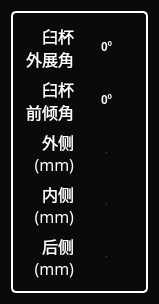
This is Apps/THA/view/CupParameterGadget.ui in wuzhuobin/MITK-Project as Qt 5 draws it before an edit. The edited form follows.
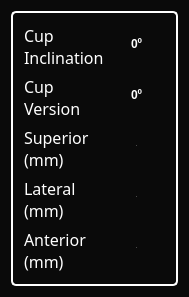
This is the edited form.

What changed in the file:
```diff
--- a/Apps/THA/view/CupParameterGadget.ui
+++ b/Apps/THA/view/CupParameterGadget.ui
@@ -6,7 +6,7 @@
    <rect>
     <x>0</x>
     <y>0</y>
-    <width>151</width>
+    <width>185</width>
     <height>264</height>
    </rect>
   </property>
@@ -50,21 +50,9 @@
      <property name="frameShadow">
       <enum>QFrame::Raised</enum>
      </property>
-     <layout class="QGridLayout" name="gridLayout">
-      <item row="6" column="0">
-       <widget class="QLabel" name="label_Medial">
-        <property name="minimumSize">
-         <size>
-          <width>50</width>
-          <height>0</height>
-         </size>
-        </property>
-        <property name="maximumSize">
-         <size>
-          <width>50</width>
-          <height>16777215</height>
-         </size>
-        </property>
+     <layout class="QFormLayout" name="formLayout">
+      <item row="0" column="0">
+       <widget class="QLabel" name="label_CupInclination">
         <property name="font">
          <font>
           <family>黑体</family>
@@ -80,199 +68,12 @@
 } </string>
         </property>
         <property name="text">
-         <string>内侧
-(mm)</string>
+         <string>Cup
+Inclination</string>
         </property>
-        <property name="alignment">
-         <set>Qt::AlignRight|Qt::AlignTrailing|Qt::AlignVCenter</set>
-        </property>
        </widget>
       </item>
-      <item row="5" column="1">
-       <widget class="QSpinBox" name="spinBoxSuperior">
-        <property name="minimumSize">
-         <size>
-          <width>55</width>
-          <height>40</height>
-         </size>
-        </property>
-        <property name="maximumSize">
-         <size>
-          <width>55</width>
-          <height>40</height>
-         </size>
-        </property>
-        <property name="font">
-         <font>
-          <family>Arial</family>
-          <pointsize>-1</pointsize>
-          <weight>75</weight>
-          <italic>false</italic>
-          <bold>true</bold>
-         </font>
-        </property>
-        <property name="styleSheet">
-         <string notr="true">QSpinBox{
-color:white; 
-border-radius: 5px;
-background-color: transparent;
-font:25px 'Arial';
-font-weight: bold;
-}</string>
-        </property>
-        <property name="frame">
-         <bool>false</bool>
-        </property>
-        <property name="alignment">
-         <set>Qt::AlignCenter</set>
-        </property>
-        <property name="readOnly">
-         <bool>false</bool>
-        </property>
-        <property name="buttonSymbols">
-         <enum>QAbstractSpinBox::NoButtons</enum>
-        </property>
-        <property name="minimum">
-         <number>-99999999</number>
-        </property>
-        <property name="maximum">
-         <number>99999999</number>
-        </property>
-       </widget>
-      </item>
-      <item row="4" column="1">
-       <widget class="QSpinBox" name="spinBox_CupPlanVersion">
-        <property name="minimumSize">
-         <size>
-          <width>55</width>
-          <height>40</height>
-         </size>
-        </property>
-        <property name="maximumSize">
-         <size>
-          <width>55</width>
-          <height>40</height>
-         </size>
-        </property>
-        <property name="styleSheet">
-         <string notr="true">QSpinBox{
-color:white; 
-border-radius: 5px;
-background-color: transparent;
-font:25px 'Arial';
-font-weight: bold;
-}</string>
-        </property>
-        <property name="alignment">
-         <set>Qt::AlignCenter</set>
-        </property>
-        <property name="readOnly">
-         <bool>false</bool>
-        </property>
-        <property name="buttonSymbols">
-         <enum>QAbstractSpinBox::NoButtons</enum>
-        </property>
-        <property name="suffix">
-         <string>º</string>
-        </property>
-        <property name="minimum">
-         <number>-99999999</number>
-        </property>
-        <property name="maximum">
-         <number>99999999</number>
-        </property>
-       </widget>
-      </item>
-      <item row="7" column="1">
-       <widget class="QSpinBox" name="spinBoxPosterior">
-        <property name="minimumSize">
-         <size>
-          <width>55</width>
-          <height>40</height>
-         </size>
-        </property>
-        <property name="maximumSize">
-         <size>
-          <width>55</width>
-          <height>40</height>
-         </size>
-        </property>
-        <property name="font">
-         <font>
-          <family>Arial</family>
-          <pointsize>-1</pointsize>
-          <weight>75</weight>
-          <italic>false</italic>
-          <bold>true</bold>
-         </font>
-        </property>
-        <property name="styleSheet">
-         <string notr="true">QSpinBox{
-color:white; 
-border-radius: 5px;
-background-color: transparent;
-font:25px 'Arial';
-font-weight: bold;
-}</string>
-        </property>
-        <property name="frame">
-         <bool>false</bool>
-        </property>
-        <property name="alignment">
-         <set>Qt::AlignCenter</set>
-        </property>
-        <property name="readOnly">
-         <bool>false</bool>
-        </property>
-        <property name="buttonSymbols">
-         <enum>QAbstractSpinBox::NoButtons</enum>
-        </property>
-        <property name="minimum">
-         <number>-99999999</number>
-        </property>
-        <property name="maximum">
-         <number>99999999</number>
-        </property>
-       </widget>
-      </item>
-      <item row="7" column="0">
-       <widget class="QLabel" name="label_Posterior">
-        <property name="minimumSize">
-         <size>
-          <width>50</width>
-          <height>0</height>
-         </size>
-        </property>
-        <property name="maximumSize">
-         <size>
-          <width>50</width>
-          <height>16777215</height>
-         </size>
-        </property>
-        <property name="font">
-         <font>
-          <family>黑体</family>
-          <pointsize>12</pointsize>
-          <weight>50</weight>
-          <bold>false</bold>
-         </font>
-        </property>
-        <property name="styleSheet">
-         <string notr="true">.QLabel {
-  color:white;
-  background-color:transparent;
-} </string>
-        </property>
-        <property name="text">
-         <string>后侧
-(mm)</string>
-        </property>
-        <property name="alignment">
-         <set>Qt::AlignRight|Qt::AlignTrailing|Qt::AlignVCenter</set>
-        </property>
-       </widget>
-      </item>
-      <item row="2" column="1">
+      <item row="0" column="1">
        <widget class="QSpinBox" name="spinBoxCupPlanInclination">
         <property name="minimumSize">
          <size>
@@ -315,44 +116,168 @@
         </property>
        </widget>
       </item>
-      <item row="5" column="0">
+      <item row="1" column="0">
+       <widget class="QLabel" name="label_CupVersion">
+        <property name="font">
+         <font>
+          <family>黑体</family>
+          <pointsize>12</pointsize>
+          <weight>50</weight>
+          <bold>false</bold>
+         </font>
+        </property>
+        <property name="styleSheet">
+         <string notr="true">.QLabel {
+  color:white;
+  background-color:transparent;
+} </string>
+        </property>
+        <property name="text">
+         <string>Cup
+Version</string>
+        </property>
+       </widget>
+      </item>
+      <item row="1" column="1">
+       <widget class="QSpinBox" name="spinBox_CupPlanVersion">
+        <property name="minimumSize">
+         <size>
+          <width>55</width>
+          <height>40</height>
+         </size>
+        </property>
+        <property name="maximumSize">
+         <size>
+          <width>55</width>
+          <height>40</height>
+         </size>
+        </property>
+        <property name="styleSheet">
+         <string notr="true">QSpinBox{
+color:white; 
+border-radius: 5px;
+background-color: transparent;
+font:25px 'Arial';
+font-weight: bold;
+}</string>
+        </property>
+        <property name="alignment">
+         <set>Qt::AlignCenter</set>
+        </property>
+        <property name="readOnly">
+         <bool>false</bool>
+        </property>
+        <property name="buttonSymbols">
+         <enum>QAbstractSpinBox::NoButtons</enum>
+        </property>
+        <property name="suffix">
+         <string>º</string>
+        </property>
+        <property name="minimum">
+         <number>-99999999</number>
+        </property>
+        <property name="maximum">
+         <number>99999999</number>
+        </property>
+       </widget>
+      </item>
+      <item row="2" column="0">
        <widget class="QLabel" name="label_Superior">
+        <property name="font">
+         <font>
+          <family>黑体</family>
+          <pointsize>12</pointsize>
+          <weight>50</weight>
+          <bold>false</bold>
+         </font>
+        </property>
+        <property name="styleSheet">
+         <string notr="true">.QLabel {
+  color:white;
+  background-color:transparent;
+} </string>
+        </property>
+        <property name="text">
+         <string>Superior
+(mm)</string>
+        </property>
+       </widget>
+      </item>
+      <item row="2" column="1">
+       <widget class="QSpinBox" name="spinBoxSuperior">
         <property name="minimumSize">
          <size>
-          <width>50</width>
-          <height>0</height>
+          <width>55</width>
+          <height>40</height>
          </size>
         </property>
         <property name="maximumSize">
          <size>
-          <width>50</width>
-          <height>16777215</height>
+          <width>55</width>
+          <height>40</height>
          </size>
         </property>
         <property name="font">
          <font>
-          <family>黑体</family>
-          <pointsize>12</pointsize>
-          <weight>50</weight>
-          <bold>false</bold>
+          <family>Arial</family>
+          <pointsize>-1</pointsize>
+          <weight>75</weight>
+          <italic>false</italic>
+          <bold>true</bold>
          </font>
         </property>
         <property name="styleSheet">
-         <string notr="true">.QLabel {
-  color:white;
-  background-color:transparent;
-} </string>
+         <string notr="true">QSpinBox{
+color:white; 
+border-radius: 5px;
+background-color: transparent;
+font:25px 'Arial';
+font-weight: bold;
+}</string>
         </property>
-        <property name="text">
-         <string>外侧
-(mm)</string>
+        <property name="frame">
+         <bool>false</bool>
         </property>
         <property name="alignment">
-         <set>Qt::AlignRight|Qt::AlignTrailing|Qt::AlignVCenter</set>
+         <set>Qt::AlignCenter</set>
         </property>
+        <property name="readOnly">
+         <bool>false</bool>
+        </property>
+        <property name="buttonSymbols">
+         <enum>QAbstractSpinBox::NoButtons</enum>
+        </property>
+        <property name="minimum">
+         <number>-99999999</number>
+        </property>
+        <property name="maximum">
+         <number>99999999</number>
+        </property>
        </widget>
       </item>
-      <item row="6" column="1">
+      <item row="3" column="0">
+       <widget class="QLabel" name="label_Medial">
+        <property name="font">
+         <font>
+          <family>黑体</family>
+          <pointsize>12</pointsize>
+          <weight>50</weight>
+          <bold>false</bold>
+         </font>
+        </property>
+        <property name="styleSheet">
+         <string notr="true">.QLabel {
+  color:white;
+  background-color:transparent;
+} </string>
+        </property>
+        <property name="text">
+         <string>Lateral
+(mm)</string>
+        </property>
+       </widget>
+      </item>
+      <item row="3" column="1">
        <widget class="QSpinBox" name="spinBoxMedial">
         <property name="minimumSize">
          <size>
@@ -404,57 +329,8 @@
         </property>
        </widget>
       </item>
-      <item row="2" column="0">
-       <widget class="QLabel" name="label_CupInclination">
-        <property name="minimumSize">
-         <size>
-          <width>50</width>
-          <height>0</height>
-         </size>
-        </property>
-        <property name="maximumSize">
-         <size>
-          <width>50</width>
-          <height>16777215</height>
-         </size>
-        </property>
-        <property name="font">
-         <font>
-          <family>黑体</family>
-          <pointsize>12</pointsize>
-          <weight>50</weight>
-          <bold>false</bold>
-         </font>
-        </property>
-        <property name="styleSheet">
-         <string notr="true">.QLabel {
-  color:white;
-  background-color:transparent;
-} </string>
-        </property>
-        <property name="text">
-         <string>臼杯 
-外展角</string>
-        </property>
-        <property name="alignment">
-         <set>Qt::AlignRight|Qt::AlignTrailing|Qt::AlignVCenter</set>
-        </property>
-       </widget>
-      </item>
       <item row="4" column="0">
-       <widget class="QLabel" name="label_CupVersion">
-        <property name="minimumSize">
-         <size>
-          <width>50</width>
-          <height>0</height>
-         </size>
-        </property>
-        <property name="maximumSize">
-         <size>
-          <width>50</width>
-          <height>16777215</height>
-         </size>
-        </property>
+       <widget class="QLabel" name="label_Posterior">
         <property name="font">
          <font>
           <family>黑体</family>
@@ -470,11 +346,60 @@
 } </string>
         </property>
         <property name="text">
-         <string>臼杯 
-前倾角</string>
+         <string>Anterior
+(mm)</string>
+        </property>
+       </widget>
+      </item>
+      <item row="4" column="1">
+       <widget class="QSpinBox" name="spinBoxPosterior">
+        <property name="minimumSize">
+         <size>
+          <width>55</width>
+          <height>40</height>
+         </size>
+        </property>
+        <property name="maximumSize">
+         <size>
+          <width>55</width>
+          <height>40</height>
+         </size>
+        </property>
+        <property name="font">
+         <font>
+          <family>Arial</family>
+          <pointsize>-1</pointsize>
+          <weight>75</weight>
+          <italic>false</italic>
+          <bold>true</bold>
+         </font>
+        </property>
+        <property name="styleSheet">
+         <string notr="true">QSpinBox{
+color:white; 
+border-radius: 5px;
+background-color: transparent;
+font:25px 'Arial';
+font-weight: bold;
+}</string>
+        </property>
+        <property name="frame">
+         <bool>false</bool>
         </property>
         <property name="alignment">
-         <set>Qt::AlignRight|Qt::AlignTrailing|Qt::AlignVCenter</set>
+         <set>Qt::AlignCenter</set>
+        </property>
+        <property name="readOnly">
+         <bool>false</bool>
+        </property>
+        <property name="buttonSymbols">
+         <enum>QAbstractSpinBox::NoButtons</enum>
+        </property>
+        <property name="minimum">
+         <number>-99999999</number>
+        </property>
+        <property name="maximum">
+         <number>99999999</number>
         </property>
        </widget>
       </item>
```
